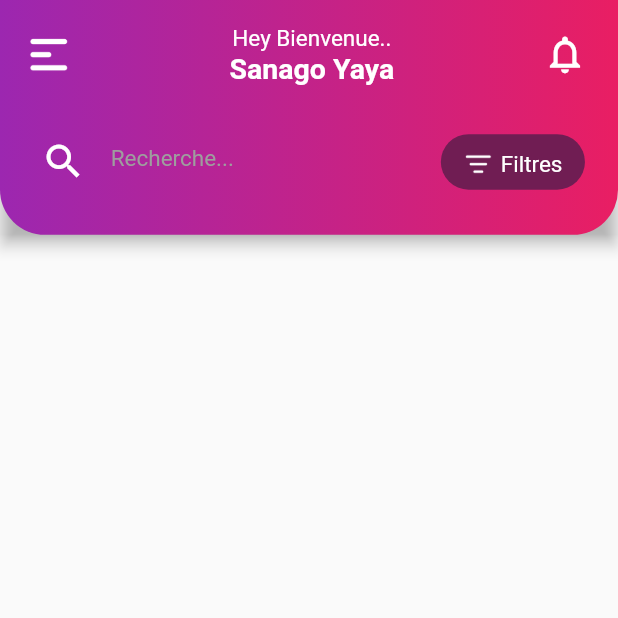
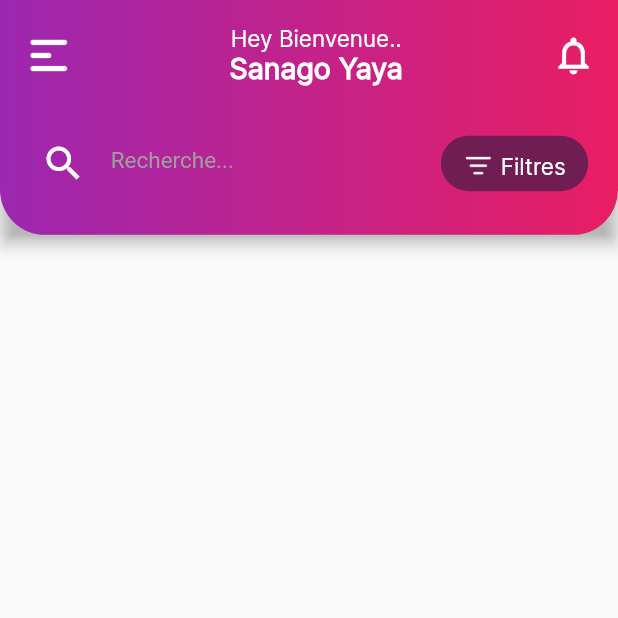
Before and after one commit to Obed-97/neta_event, a Flutter app: the HomePage screen opened by its route, on a phone screen of 412 x 824 dp, the top half of it. Run offline on Flutter 3.47's test engine with Material 2 defaults, Android fonts, the phone set to English and light mode, and no system bars; our stand-ins replace flutter_switch.

Commit message:
Font family amélioration

```diff
--- a/lib/Home/HomePage.dart
+++ b/lib/Home/HomePage.dart
@@ -58,6 +58,7 @@ import 'dart:ui';
                             Text("Hey Bienvenue..",
                               style: TextStyle(
                                 fontSize: 15,
+                                fontFamily: 'Inter',
                                 color: Colors.white,
                               ),
                             ),
@@ -65,6 +66,7 @@ import 'dart:ui';
                               style: TextStyle(
                                 fontWeight: FontWeight.bold,
                                 fontSize: 19,
+                                fontFamily: 'Inter',
                                 color: Colors.white,
                               ),
                             ),
@@ -130,6 +132,7 @@ import 'dart:ui';
                               "Filtres",
                               style: TextStyle(
                                 fontSize:15,
+                                fontFamily: 'Inter',
                                 color: Colors.white,
                               ),
                             ),
```
Also changed, not shown: pubspec.yaml (+5 -11 lines), fonts/Inter-Regular.ttf (added).
